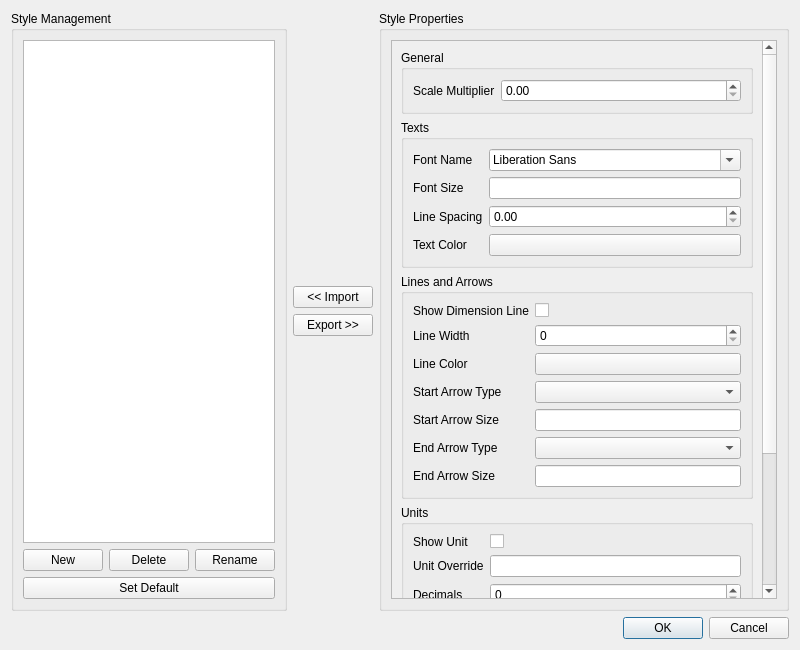
Old version of the form src/Mod/Draft/Resources/ui/dialog_AnnotationStyleManager.ui in the repository furgo16/FreeCAD.
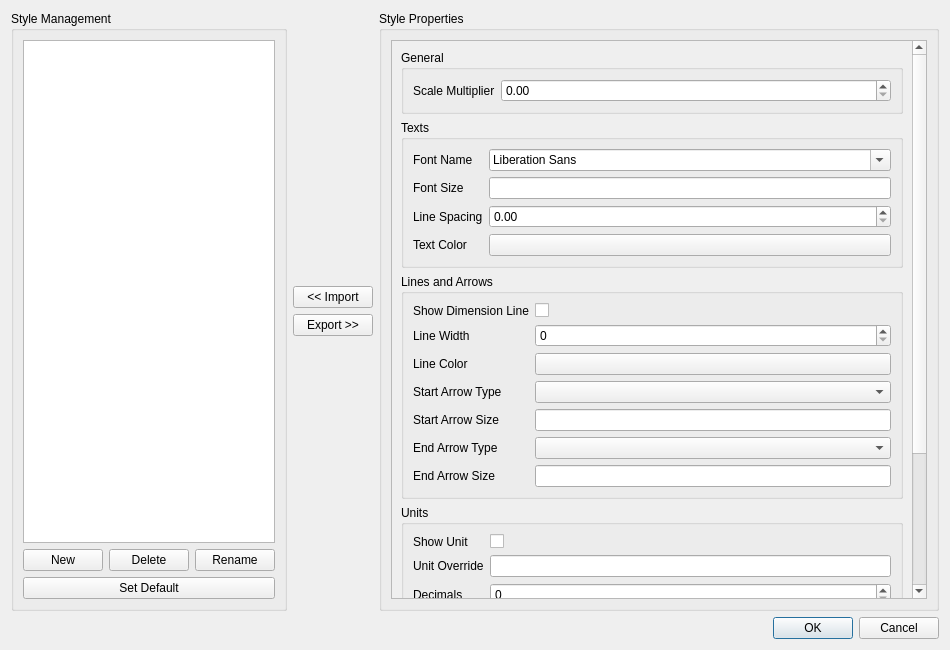
New version of the form. Custom widgets are drawn as their Qt base class.

The edit to the form file:
```diff
--- a/src/Mod/Draft/Resources/ui/dialog_AnnotationStyleManager.ui
+++ b/src/Mod/Draft/Resources/ui/dialog_AnnotationStyleManager.ui
@@ -6,7 +6,7 @@
    <rect>
     <x>0</x>
     <y>0</y>
-    <width>800</width>
+    <width>950</width>
     <height>650</height>
    </rect>
   </property>
@@ -15,7 +15,7 @@
   </property>
   <layout class="QVBoxLayout" name="verticalLayout_Main">
    <item>
-    <layout class="QHBoxLayout" name="horizontalLayout_Main" stretch="1,0,2">
+    <layout class="QHBoxLayout" name="horizontalLayout_Main" stretch="2,0,5">
      <item>
       <widget class="QGroupBox" name="groupBox_Management">
        <property name="title">
```
